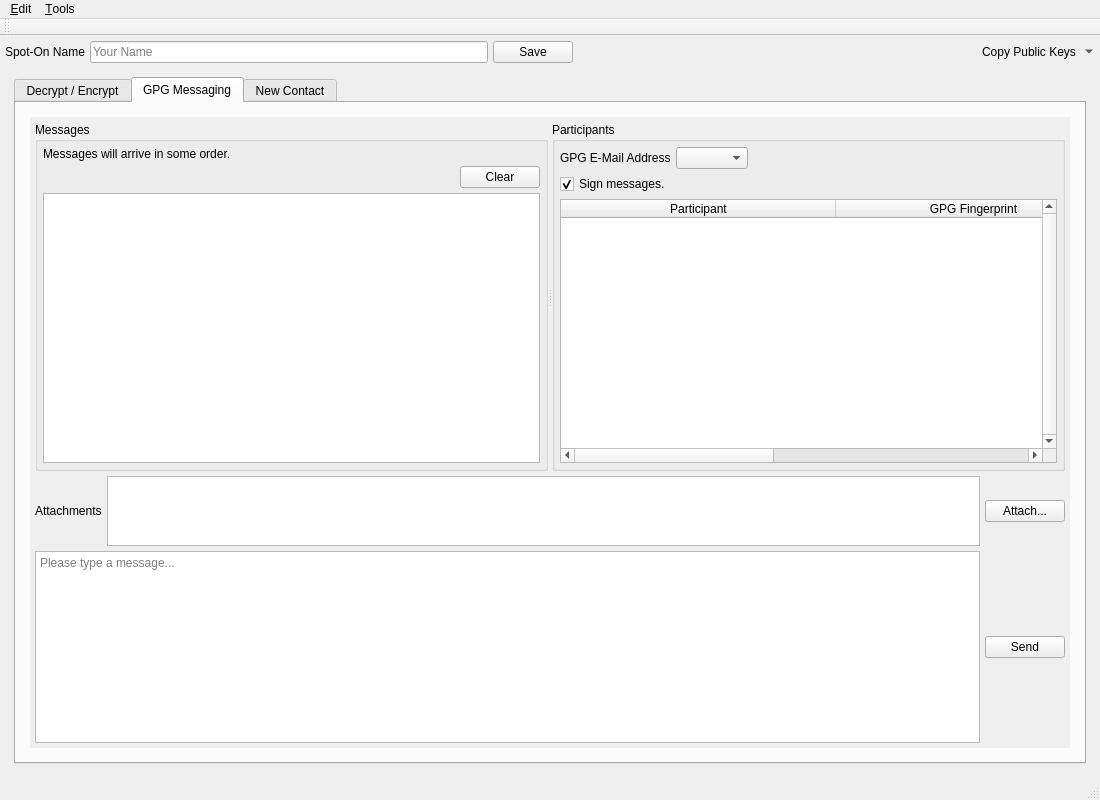
First picture: the form in Source/UI/spot-on-rosetta.ui, repository textbrowser/spot-on, before the edit.
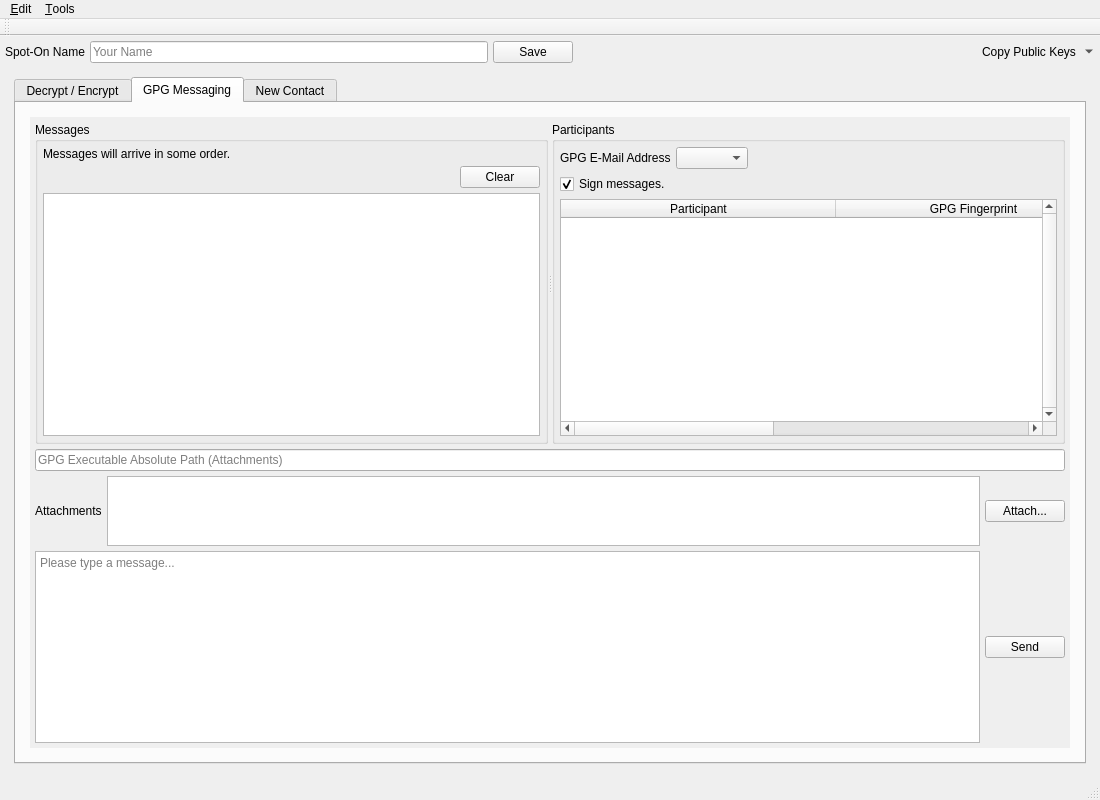
Second picture: the form after the edit. The open tabs and pages were chosen to show the change. Icons and pictures are not drawn. Custom widgets are drawn as their Qt base class.

```diff
--- a/Source/UI/spot-on-rosetta.ui
+++ b/Source/UI/spot-on-rosetta.ui
@@ -994,6 +994,16 @@
                        </widget>
                       </widget>
                      </item>
+                     <item>
+                      <widget class="QLineEdit" name="gpg">
+                       <property name="placeholderText">
+                        <string>GPG Executable Absolute Path (Attachments)</string>
+                       </property>
+                       <property name="clearButtonEnabled">
+                        <bool>true</bool>
+                       </property>
+                      </widget>
+                     </item>
                      <item>
                       <layout class="QHBoxLayout" name="horizontalLayout_51">
                        <property name="spacing">
```
